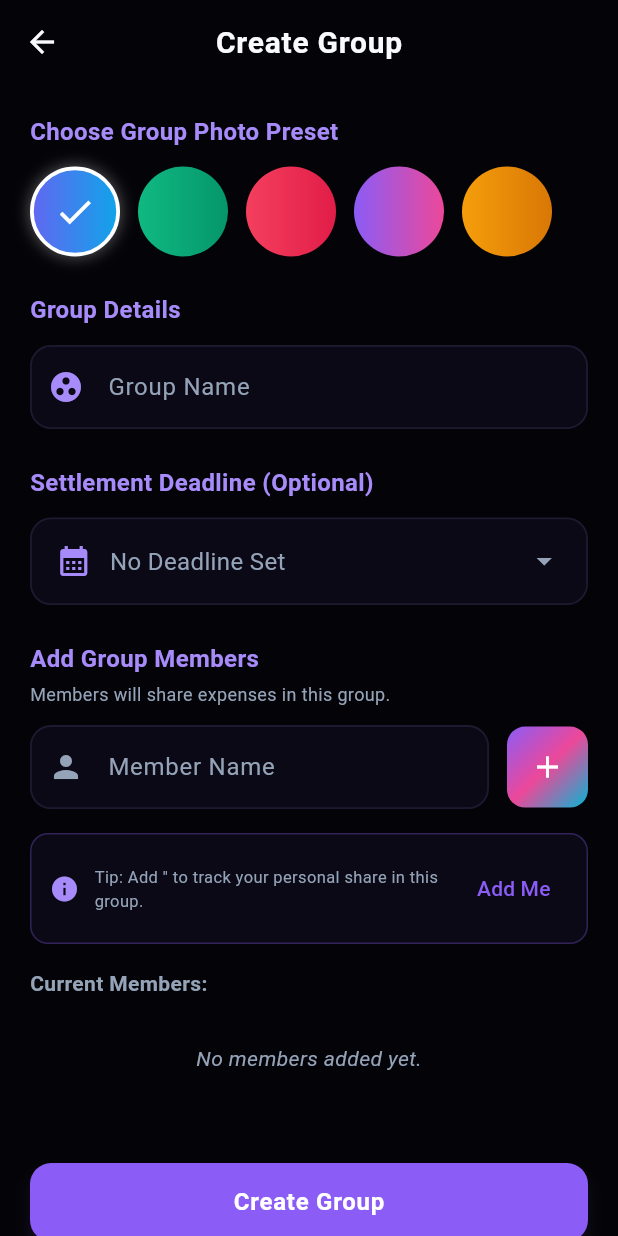
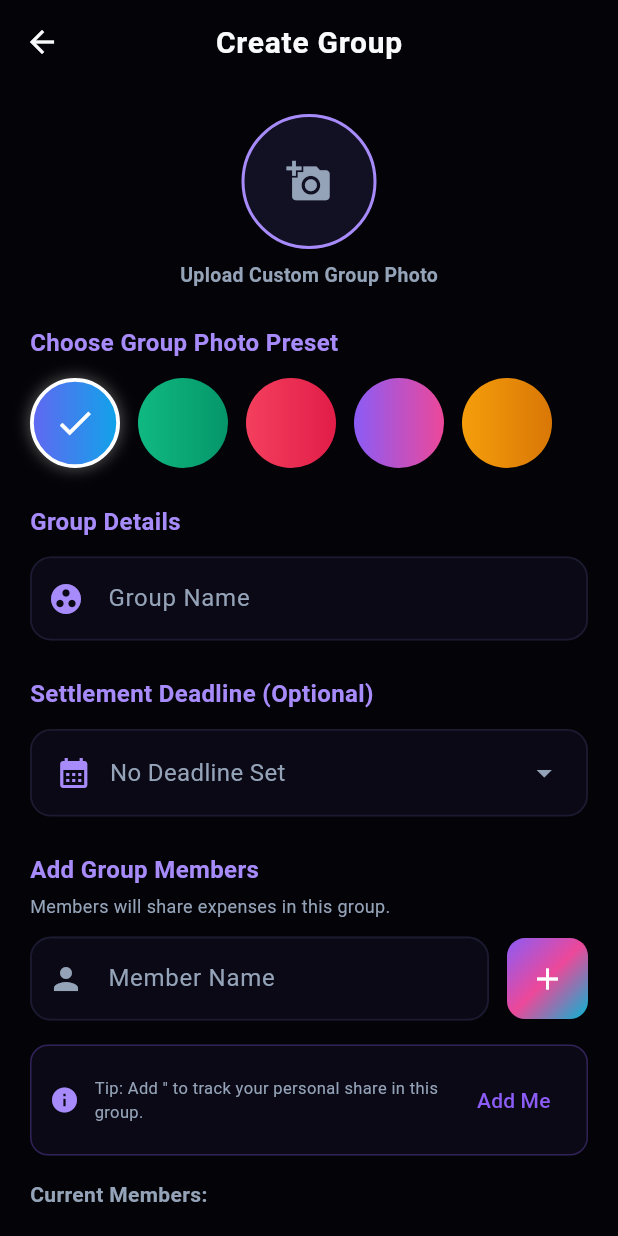
Before and after one commit to amithm18/budget-tracker, a Flutter app: the CreateGroupScreen screen opened directly with empty values, on a phone screen of 412 x 824 dp. Run offline on Flutter 3.47's test engine with Material 3 defaults, Android fonts, the phone set to English and light mode, and no system bars; our stand-ins replace hive_flutter, image_picker; accounts and stored records are empty.

Commit message:
fix: Limit Add Expense FAB to tab index 0, add camera/gallery group photo selector via image_picker, and enable background gesture panning on mobile

```diff
--- a/lib/screens/create_group_screen.dart
+++ b/lib/screens/create_group_screen.dart
@@ -1,4 +1,7 @@
+import 'dart:io';
+import 'package:flutter/foundation.dart';
 import 'package:flutter/material.dart';
+import 'package:image_picker/image_picker.dart';
 import '../controllers/budget_controller.dart';
 import '../theme/app_theme.dart';
 
@@ -18,6 +21,7 @@ class _CreateGroupScreenState extends State<CreateGroupScreen> {
   final List<String> _membersList = [];
   DateTime? _selectedDueDate;
   String _selectedAvatarPreset = '0'; // Default avatar preset
+  XFile? _selectedGroupPhoto; // Custom picked group photo
 
   // Preset Gradients
   final List<Gradient> _avatarGradients = [
@@ -68,6 +72,22 @@ class _CreateGroupScreenState extends State<CreateGroupScreen> {
     });
   }
 
+  Future<void> _pickGroupPhoto(ImageSource source) async {
+    try {
+      final picker = ImagePicker();
+      final picked = await picker.pickImage(source: source, maxWidth: 600, maxHeight: 600);
+      if (picked != null) {
+        setState(() {
+          _selectedGroupPhoto = picked;
+        });
+      }
+    } catch (e) {
+      ScaffoldMessenger.of(context).showSnackBar(
+        SnackBar(content: Text("Could not access photo: $e")),
+      );
+    }
+  }
+
   Future<void> _submit() async {
     if (!_formKey.currentState!.validate()) return;
 
@@ -83,7 +103,7 @@ class _CreateGroupScreenState extends State<CreateGroupScreen> {
         _nameController.text.trim(),
         _membersList,
         dueDate: _selectedDueDate,
-        imageUrl: _selectedAvatarPreset,
+        imageUrl: _selectedGroupPhoto != null ? _selectedGroupPhoto!.path : _selectedAvatarPreset,
       );
       if (mounted) {
         Navigator.pop(context);
@@ -113,6 +133,80 @@ class _CreateGroupScreenState extends State<CreateGroupScreen> {
           child: Column(
             crossAxisAlignment: CrossAxisAlignment.start,
             children: [
+              // Custom Photo Upload Option
+              Center(
+                child: Column(
+                  children: [
+                    GestureDetector(
+                      onTap: () {
+                        showModalBottomSheet(
+                          context: context,
+                          backgroundColor: AppTheme.bgSurface,
+                          builder: (context) {
+                            return SafeArea(
+                              child: Wrap(
+                                children: [
+                                  ListTile(
+                                    leading: const Icon(Icons.photo_library, color: AppTheme.primaryLight),
+                                    title: const Text("Choose from Gallery"),
+                                    onTap: () {
+                                      Navigator.pop(context);
+                                      _pickGroupPhoto(ImageSource.gallery);
+                                    },
+                                  ),
+                                  ListTile(
+                                    leading: const Icon(Icons.camera_alt, color: AppTheme.secondary),
+                                    title: const Text("Take Photo with Camera"),
+                                    onTap: () {
+                                      Navigator.pop(context);
+                                      _pickGroupPhoto(ImageSource.camera);
+                                    },
+                                  ),
+                                ],
+                              ),
+                            );
+                          },
+                        );
+                      },
+                      child: Container(
+                        width: 90,
+                        height: 90,
+                        decoration: BoxDecoration(
+                          shape: BoxShape.circle,
+                          color: AppTheme.bgSurfaceLight,
+                          border: Border.all(color: AppTheme.primaryLight, width: 2),
+                          image: _selectedGroupPhoto != null
+                              ? DecorationImage(
+                                  image: kIsWeb
+                                      ? NetworkImage(_selectedGroupPhoto!.path) as ImageProvider
+                                      : FileImage(File(_selectedGroupPhoto!.path)),
+                                  fit: BoxFit.cover,
+                                )
+                              : null,
+                        ),
+                        child: _selectedGroupPhoto == null
+                            ? const Icon(
+                                Icons.add_a_photo,
+                                color: AppTheme.textSecondary,
+                                size: 30,
+                              )
+                            : null,
+                      ),
+                    ),
+                    const SizedBox(height: 8),
+                    const Text(
+                      "Upload Custom Group Photo",
+                      style: TextStyle(
+                        fontSize: 13,
+                        color: AppTheme.textSecondary,
+                        fontWeight: FontWeight.bold,
+                      ),
+                    ),
+                  ],
+                ),
+              ),
+              const SizedBox(height: 24),
+
               // Group Avatar Preset Selector
               const Text(
                 "Choose Group Photo Preset",
--- a/pubspec.yaml
+++ b/pubspec.yaml
@@ -37,6 +37,7 @@ dependencies:
   hive: ^2.2.3
   hive_flutter: ^1.1.0
   uuid: ^4.5.3
+  image_picker: ^1.1.2
 
 dev_dependencies:
   flutter_test:
```
Also changed, not shown: lib/screens/group_chat_screen.dart (+13 -4 lines), lib/screens/group_details_screen.dart (+23 -11 lines), lib/screens/home_screen.dart (+11 -1 lines), lib/widgets/antigravity_background.dart (+14 -1 lines), pubspec.lock, 6 other files.
